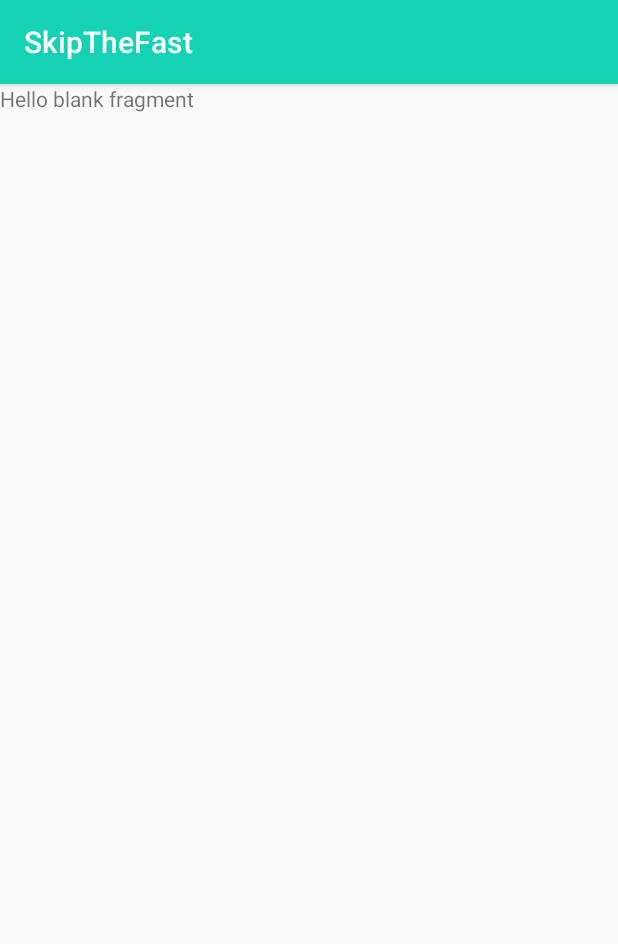
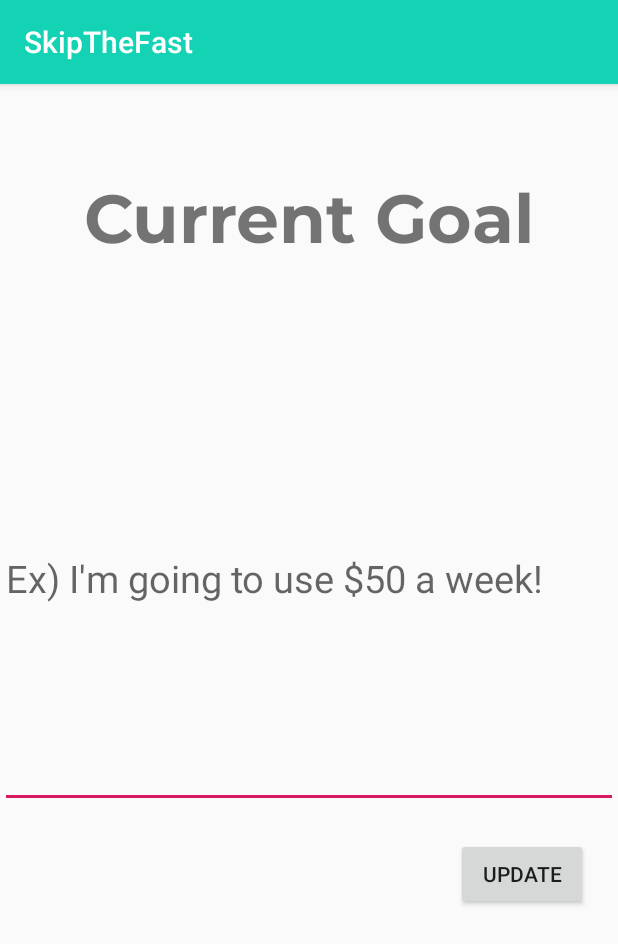
Before and after one commit to jhwan7/SkipTheFast, an Android app: the fragment AnalyticsFragment shown on its own in the app's theme, on a phone screen of 412 x 824 dp. Shown: the top 944 px of the screen. Run offline under Robolectric (Android 15) with nearby library versions, the phone set to English and light mode, and no system bars; 1 statement that could not run was skipped.

```diff
--- a/app/src/main/java/com/example/skipthefast/AnalyticsFragment.kt
+++ b/app/src/main/java/com/example/skipthefast/AnalyticsFragment.kt
@@ -1,15 +1,17 @@
 package com.example.skipthefast
 
+import android.os.Build
 import android.os.Bundle
+import android.text.Editable
 import androidx.fragment.app.Fragment
 import android.view.LayoutInflater
 import android.view.View
 import android.view.ViewGroup
-
-// TODO: Rename parameter arguments, choose names that match
-// the fragment initialization parameters, e.g. ARG_ITEM_NUMBER
-private const val ARG_PARAM1 = "param1"
-private const val ARG_PARAM2 = "param2"
+import androidx.annotation.RequiresApi
+import com.example.skipthefast.ServerConnection.UserServer
+import kotlinx.android.synthetic.main.fragment_analytics.*
+import org.json.JSONObject
+import java.lang.Exception
 
 /**
  * A simple [Fragment] subclass.
@@ -17,18 +19,6 @@
  * create an instance of this fragment.
  */
 class AnalyticsFragment : Fragment() {
-    // TODO: Rename and change types of parameters
-    private var param1: String? = null
-    private var param2: String? = null
-
-    override fun onCreate(savedInstanceState: Bundle?) {
-        super.onCreate(savedInstanceState)
-        arguments?.let {
-            param1 = it.getString(ARG_PARAM1)
-            param2 = it.getString(ARG_PARAM2)
-        }
-    }
-
     override fun onCreateView(
         inflater: LayoutInflater, container: ViewGroup?,
         savedInstanceState: Bundle?
@@ -37,23 +27,31 @@
         return inflater.inflate(R.layout.fragment_analytics, container, false)
     }
 
-    companion object {
-        /**
-         * Use this factory method to create a new instance of
-         * this fragment using the provided parameters.
-         *
-         * @param param1 Parameter 1.
-         * @param param2 Parameter 2.
-         * @return A new instance of fragment AnalyticsFragment.
-         */
-        // TODO: Rename and change types and number of parameters
-        @JvmStatic
-        fun newInstance(param1: String, param2: String) =
-            AnalyticsFragment().apply {
-                arguments = Bundle().apply {
-                    putString(ARG_PARAM1, param1)
-                    putString(ARG_PARAM2, param2)
+    @RequiresApi(Build.VERSION_CODES.O)
+    override fun onViewCreated(view: View, savedInstanceState: Bundle?) {
+        super.onViewCreated(view, savedInstanceState)
+        Thread(Runnable {
+            UserServer.getGoal(fun(res) {
+                try {
+                    val data = JSONObject(res.body()!!.string())
+                    goalTextInput.setText(data.get("Goal").toString())
+                } catch (ex: Exception) {
+                    println("Error getting goal");
                 }
-            }
+
+            })
+        }).start();
+
+        updateBtn.setOnClickListener{view ->
+            val goal = goalTextInput.text.toString()
+            Thread(Runnable {
+                UserServer.pushGoal(goal, fun(res) {
+                    if(res.isSuccessful) {
+                        println("Updated goal!");
+                    }
+                })
+            }).start()
+
+        }
     }
 }
--- a/app/src/main/java/com/example/skipthefast/ServerConnection/UserServer.kt
+++ b/app/src/main/java/com/example/skipthefast/ServerConnection/UserServer.kt
@@ -233,7 +233,7 @@
             val postBody = bodyBuilder.build()
             val request = Request.Builder()
                 .url(createUserURL)
-                .put(postBody)
+                .post(postBody)
                 .build()
 
             val call = client.newCall(request)
--- a/app/src/main/res/layout/fragment_analytics.xml
+++ b/app/src/main/res/layout/fragment_analytics.xml
@@ -3,12 +3,38 @@
     xmlns:tools="http://schemas.android.com/tools"
     android:layout_width="match_parent"
     android:layout_height="match_parent"
+    xmlns:app="http://schemas.android.com/apk/res-auto"
     tools:context=".AnalyticsFragment">
 
-    <!-- TODO: Update blank fragment layout -->
-    <TextView
+    <LinearLayout
         android:layout_width="match_parent"
-        android:layout_height="match_parent"
-        android:text="@string/hello_blank_fragment" />
+        android:layout_height="646dp"
+        android:orientation="vertical"
+        android:layout_gravity="center_vertical">
+
+        <TextView
+            android:layout_width="wrap_content"
+            android:layout_height="wrap_content"
+            android:layout_gravity="center_horizontal"
+            android:layout_marginBottom="50dp"
+            android:text="Current Goal"
+            android:textSize="45sp"
+            app:fontFamily="@font/montserrat_bold" />
+
+        <com.google.android.material.textfield.TextInputEditText
+            android:id="@+id/goalTextInput"
+            android:layout_width="match_parent"
+            android:layout_height="306dp"
+            android:textSize="25sp"
+            android:hint="Ex) I'm going to use $50 a week!" />
+
+        <Button
+            android:id="@+id/updateBtn"
+            android:layout_width="wrap_content"
+            android:layout_height="wrap_content"
+            android:layout_gravity="right"
+            android:layout_margin="20dp"
+            android:text="update" />
+    </LinearLayout>
 
 </FrameLayout>
--- a/app/src/main/res/values/strings.xml
+++ b/app/src/main/res/values/strings.xml
@@ -2,7 +2,7 @@
     <string name="app_name">SkipTheFast</string>
     <string name="tab_text_1">Journey</string>
     <string name="tab_text_2">Calendar</string>
-    <string name="tab_text_3">Analytics</string>
+    <string name="tab_text_3">Goal</string>
 
     <string name="sign_up"><u>Don\'t have an account?</u></string>
     <string name="sign_in">Sign In</string>
```
Also changed, not shown: app/src/main/java/com/example/skipthefast/ui/main/MainPagerAdapter.kt (+4 -4 lines).
